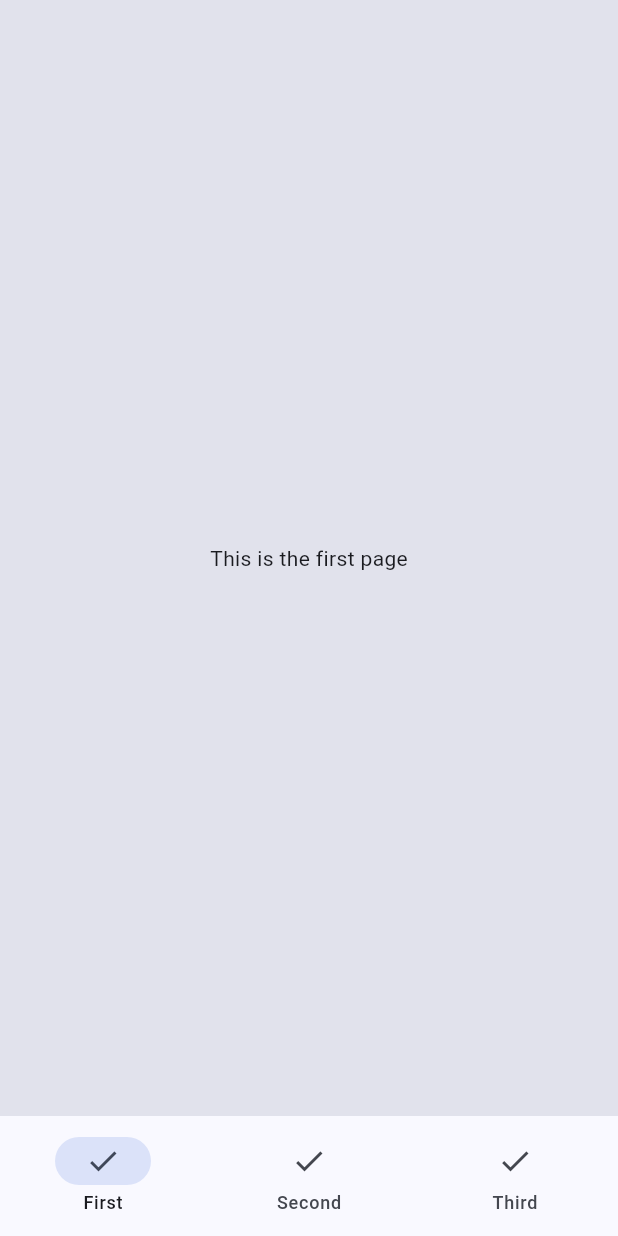
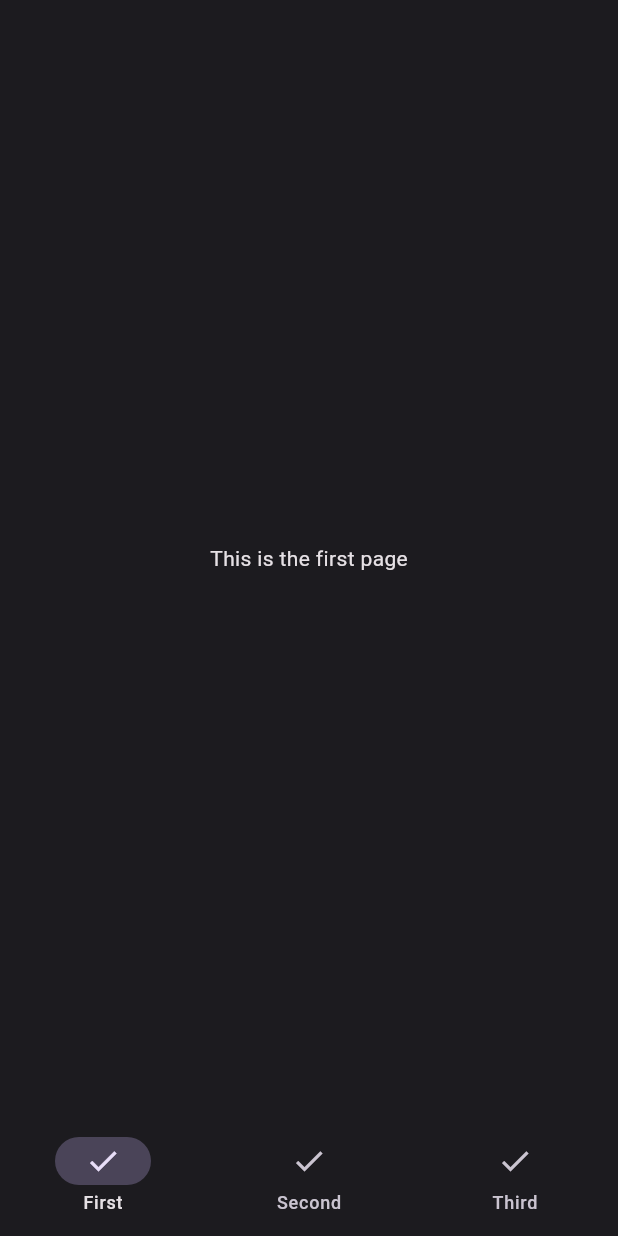
Before and after one commit to lennartmoeller/ma-flutter, a Flutter app: the screen it shows after launch, on a phone screen of 412 x 824 dp. Run offline on Flutter 3.47's test engine with Material 2 defaults, Android fonts, the phone set to English and light mode, and no system bars.

Commit message:
E02 Integrate a custom app theme

```diff
--- a/lib/main.dart
+++ b/lib/main.dart
@@ -1,10 +1,10 @@
+import 'package:finances_flutter/navigation/navigation.dart';
+import 'package:finances_flutter/navigation/navigation_item.dart';
+import 'package:finances_flutter/pages/first_page.dart';
+import 'package:finances_flutter/pages/second_page.dart';
+import 'package:finances_flutter/pages/third_page.dart';
+import 'package:finances_flutter/theme/color_schemes.dart';
 import 'package:flutter/material.dart';
-
-import 'navigation/navigation.dart';
-import 'navigation/navigation_item.dart';
-import 'pages/first_page.dart';
-import 'pages/second_page.dart';
-import 'pages/third_page.dart';
 
 void main() => runApp(const FinanceApp());
 
@@ -15,10 +15,9 @@
   Widget build(BuildContext context) {
     return MaterialApp(
       title: 'Haushaltsbuch',
-      theme: ThemeData(
-        useMaterial3: true,
-        colorScheme: ColorScheme.fromSeed(seedColor: Colors.blueAccent),
-      ),
+      theme: ThemeData(useMaterial3: true, colorScheme: lightColorScheme),
+      darkTheme: ThemeData(useMaterial3: true, colorScheme: darkColorScheme),
+      themeMode: ThemeMode.dark, // DEBUG: light and dark theme
       home: const Navigation(
         navigationItems: [
           NavigationItem(
--- a/lib/navigation/navigation.dart
+++ b/lib/navigation/navigation.dart
@@ -1,6 +1,5 @@
+import 'package:finances_flutter/navigation/navigation_item.dart';
 import 'package:flutter/material.dart';
-
-import 'navigation_item.dart';
 
 class Navigation extends StatefulWidget {
   final List<NavigationItem> navigationItems;
@@ -18,12 +17,9 @@
   Widget build(BuildContext context) {
     ColorScheme colorScheme = Theme.of(context).colorScheme;
 
-    ColoredBox mainArea = ColoredBox(
-      color: colorScheme.surfaceVariant,
-      child: AnimatedSwitcher(
-        duration: Duration(milliseconds: 200),
-        child: widget.navigationItems[_currentPageIndex].page,
-      ),
+    AnimatedSwitcher mainArea = AnimatedSwitcher(
+      duration: Duration(milliseconds: 200),
+      child: widget.navigationItems[_currentPageIndex].page,
     );
 
     return LayoutBuilder(
@@ -32,7 +28,6 @@
           // NavigationBar for thin devices
           return Scaffold(
             bottomNavigationBar: NavigationBar(
-              backgroundColor: colorScheme.background,
               destinations: widget.navigationItems
                   .map((item) => item.buildNavigationBarDestination())
                   .toList(),
@@ -42,7 +37,6 @@
                 });
               },
               selectedIndex: _currentPageIndex,
-              surfaceTintColor: Colors.transparent, // removes default color
             ),
             body: mainArea,
           );
@@ -53,7 +47,12 @@
               children: [
                 SafeArea(
                   child: NavigationRail(
-                    backgroundColor: colorScheme.background,
+                    // set the elevation to match the NavigationBar elevation
+                    backgroundColor: ElevationOverlay.colorWithOverlay(
+                      colorScheme.surface,
+                      colorScheme.primary,
+                      3.0,
+                    ),
                     destinations: widget.navigationItems
                         .map((item) => item.buildNavigationRailDestination())
                         .toList(),
--- /dev/null
+++ b/lib/theme/color_schemes.dart
@@ -0,0 +1,69 @@
+import 'package:flutter/material.dart';
+
+const lightColorScheme = ColorScheme(
+  brightness: Brightness.light,
+  primary: Color(0xFF6750A4),
+  onPrimary: Color(0xFFFFFFFF),
+  primaryContainer: Color(0xFFEADDFF),
+  onPrimaryContainer: Color(0xFF21005D),
+  secondary: Color(0xFF625B71),
+  onSecondary: Color(0xFFFFFFFF),
+  secondaryContainer: Color(0xFFE8DEF8),
+  onSecondaryContainer: Color(0xFF1D192B),
+  tertiary: Color(0xFF7D5260),
+  onTertiary: Color(0xFFFFFFFF),
+  tertiaryContainer: Color(0xFFFFD8E4),
+  onTertiaryContainer: Color(0xFF31111D),
+  error: Color(0xFFB3261E),
+  onError: Color(0xFFFFFFFF),
+  errorContainer: Color(0xFFF9DEDC),
+  onErrorContainer: Color(0xFF410E0B),
+  outline: Color(0xFF79747E),
+  background: Color(0xFFFFFBFE),
+  onBackground: Color(0xFF1C1B1F),
+  surface: Color(0xFFFFFBFE),
+  onSurface: Color(0xFF1C1B1F),
+  surfaceVariant: Color(0xFFE7E0EC),
+  onSurfaceVariant: Color(0xFF49454F),
+  inverseSurface: Color(0xFF313033),
+  onInverseSurface: Color(0xFFF4EFF4),
+  inversePrimary: Color(0xFFD0BCFF),
+  shadow: Color(0xFF000000),
+  surfaceTint: Color(0xFF6750A4),
+  outlineVariant: Color(0xFFCAC4D0),
+  scrim: Color(0xFF000000),
+);
+
+const darkColorScheme = ColorScheme(
+  brightness: Brightness.dark,
+  primary: Color(0xFFD0BCFF),
+  onPrimary: Color(0xFF381E72),
+  primaryContainer: Color(0xFF4F378B),
+  onPrimaryContainer: Color(0xFFEADDFF),
+  secondary: Color(0xFFCCC2DC),
+  onSecondary: Color(0xFF332D41),
+  secondaryContainer: Color(0xFF4A4458),
+  onSecondaryContainer: Color(0xFFE8DEF8),
+  tertiary: Color(0xFFEFB8C8),
+  onTertiary: Color(0xFF492532),
+  tertiaryContainer: Color(0xFF633B48),
+  onTertiaryContainer: Color(0xFFFFD8E4),
+  error: Color(0xFFF2B8B5),
+  onError: Color(0xFF601410),
+  errorContainer: Color(0xFF8C1D18),
+  onErrorContainer: Color(0xFFF9DEDC),
+  outline: Color(0xFF938F99),
+  background: Color(0xFF1C1B1F),
+  onBackground: Color(0xFFE6E1E5),
+  surface: Color(0xFF1C1B1F),
+  onSurface: Color(0xFFE6E1E5),
+  surfaceVariant: Color(0xFF49454F),
+  onSurfaceVariant: Color(0xFFCAC4D0),
+  inverseSurface: Color(0xFFE6E1E5),
+  onInverseSurface: Color(0xFF313033),
+  inversePrimary: Color(0xFF6750A4),
+  shadow: Color(0xFF000000),
+  surfaceTint: Color(0xFFD0BCFF),
+  outlineVariant: Color(0xFF49454F),
+  scrim: Color(0xFF000000),
+);
```
